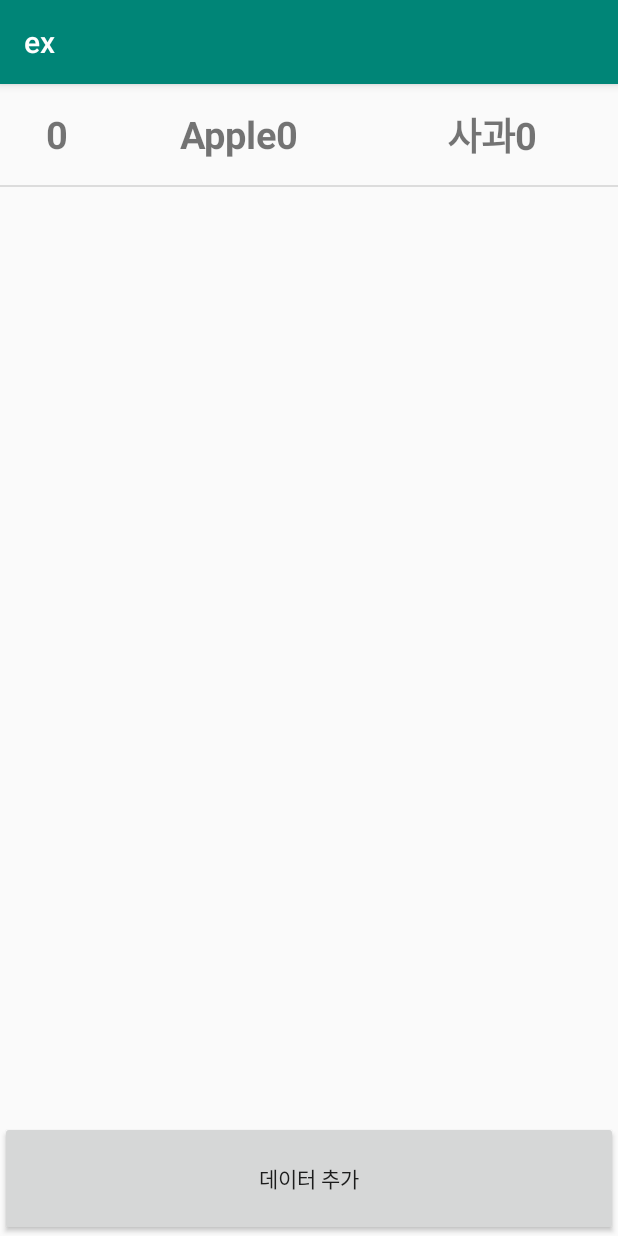
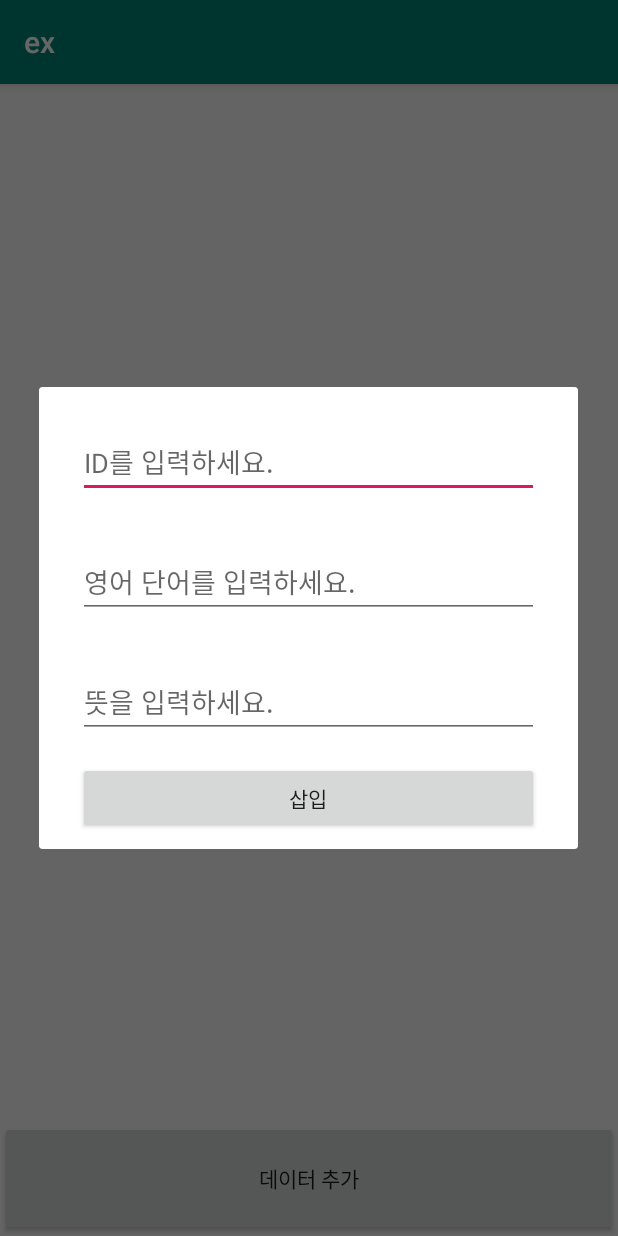
Before and after one commit to jungeun960/ex, an Android app: the RecycleView2Activity screen opened directly, with no data from a screen before it, after a tap on "데이터 추가", on a phone screen of 412 x 824 dp. Run offline under Robolectric (Android 15) with nearby library versions, the phone set to English and light mode, and no system bars.

Commit message:
recycleview 단어장 만들기 2 - 아이템 추가

```diff
--- a/app/src/main/java/com/example/ex/RecycleView2Activity.java
+++ b/app/src/main/java/com/example/ex/RecycleView2Activity.java
@@ -5,13 +5,16 @@ import androidx.recyclerview.widget.DividerItemDecoration;
 import androidx.recyclerview.widget.LinearLayoutManager;
 import androidx.recyclerview.widget.RecyclerView;
 
+import android.app.AlertDialog;
 import android.content.Context;
 import android.content.Intent;
 import android.os.Bundle;
 import android.view.GestureDetector;
+import android.view.LayoutInflater;
 import android.view.MotionEvent;
 import android.view.View;
 import android.widget.Button;
+import android.widget.EditText;
 import android.widget.Toast;
 
 import java.util.ArrayList;
@@ -68,19 +71,49 @@ public class RecycleView2Activity extends AppCompatActivity {
 
         Button buttonInsert = (Button)findViewById(R.id.button_main_insert);
         buttonInsert.setOnClickListener(new View.OnClickListener() {
+            // 1. 화면 아래쪽에 있는 데이터 추가 버튼을 클릭하면
             @Override
             public void onClick(View v) {
+                // 2. 레이아웃 파일 edit_box.xml 을 불러와서 화면에 다이얼로그를 보여줍니다.
+                AlertDialog.Builder builder = new AlertDialog.Builder(RecycleView2Activity.this);
 
-                count++;
+                View view = LayoutInflater.from(RecycleView2Activity.this)
+                        .inflate(R.layout.edit_box, null, false);
+                builder.setView(view);
 
-                Dictionary data = new Dictionary(count+"","Apple" + count, "사과" + count);
 
-                //mArrayList.add(0, dict); //RecyclerView의 첫 줄에 삽입
-                mArrayList.add(data); // RecyclerView의 마지막 줄에 삽입
+                final Button ButtonSubmit = (Button) view.findViewById(R.id.button_dialog_submit);
+                final EditText editTextID = (EditText) view.findViewById(R.id.edittext_dialog_id);
+                final EditText editTextEnglish = (EditText) view.findViewById(R.id.edittext_dialog_endlish);
+                final EditText editTextKorean = (EditText) view.findViewById(R.id.edittext_dialog_korean);
 
-                mAdapter.notifyDataSetChanged();             }
+                ButtonSubmit.setText("삽입");
+
+                final AlertDialog dialog = builder.create();
+
+
+                // 3. 다이얼로그에 있는 삽입 버튼을 클릭하면
+                ButtonSubmit.setOnClickListener(new View.OnClickListener() {
+                    public void onClick(View v) {
+                        // 4. 사용자가 입력한 내용을 가져와서
+                        String strID = editTextID.getText().toString();
+                        String strEnglish = editTextEnglish.getText().toString();
+                        String strKorean = editTextKorean.getText().toString();
+
+                        // 5. ArrayList에 추가하고
+                        Dictionary dict = new Dictionary(strID, strEnglish, strKorean );
+                        mArrayList.add(0, dict); //첫번째 줄에 삽입됨
+                        //mArrayList.add(dict); //마지막 줄에 삽입됨
+
+                        // 6. 어댑터에서 RecyclerView에 반영하도록 합니다.
+                        mAdapter.notifyItemInserted(0);
+                        //mAdapter.notifyDataSetChanged();
+                        dialog.dismiss();
+                    }
+                });
+                dialog.show();
+            }
         });
-
     }
     public interface ClickListener {
         void onClick(View view, int position);
--- /dev/null
+++ b/app/src/main/res/layout/edit_box.xml
@@ -0,0 +1,56 @@
+<?xml version="1.0" encoding="utf-8"?>
+<androidx.constraintlayout.widget.ConstraintLayout
+    xmlns:android="http://schemas.android.com/apk/res/android"
+    xmlns:app="http://schemas.android.com/apk/res-auto"
+    android:padding="10dp"
+    android:layout_width="match_parent"
+    android:layout_height="match_parent"
+    android:orientation="vertical">
+
+    <EditText
+        android:id="@+id/edittext_dialog_id"
+        android:layout_width="0dp"
+        android:layout_height="wrap_content"
+        android:layout_margin="16dp"
+        android:hint="ID를 입력하세요."
+        android:inputType="text"
+        app:layout_constraintLeft_toLeftOf="parent"
+        app:layout_constraintRight_toRightOf="parent"
+        app:layout_constraintTop_toTopOf="parent"
+        app:layout_constraintBottom_toTopOf="@id/edittext_dialog_endlish"/>
+
+    <EditText
+        android:id="@+id/edittext_dialog_endlish"
+        android:layout_width="0dp"
+        android:layout_height="wrap_content"
+        android:layout_margin="16dp"
+        android:hint="영어 단어를 입력하세요."
+        android:inputType="text"
+        app:layout_constraintLeft_toLeftOf="parent"
+        app:layout_constraintRight_toRightOf="parent"
+        app:layout_constraintTop_toBottomOf="@id/edittext_dialog_id"
+        app:layout_constraintBottom_toTopOf="@id/edittext_dialog_korean"/>
+
+    <EditText
+        android:id="@+id/edittext_dialog_korean"
+        android:layout_width="0dp"
+        android:layout_height="wrap_content"
+        android:layout_margin="16dp"
+        android:hint="뜻을 입력하세요."
+        android:inputType="text"
+        app:layout_constraintLeft_toLeftOf="parent"
+        app:layout_constraintRight_toRightOf="parent"
+        app:layout_constraintTop_toBottomOf="@id/edittext_dialog_endlish"
+        app:layout_constraintBottom_toTopOf="@id/button_dialog_submit"/>
+
+    <Button
+        android:id="@+id/button_dialog_submit"
+        android:layout_width="0dp"
+        android:layout_height="wrap_content"
+        android:layout_margin="16dp"
+        android:text="수정"
+        app:layout_constraintLeft_toLeftOf="parent"
+        app:layout_constraintRight_toRightOf="parent"
+        app:layout_constraintTop_toBottomOf="@+id/edittext_dialog_korean" />
+
+</androidx.constraintlayout.widget.ConstraintLayout>
```
